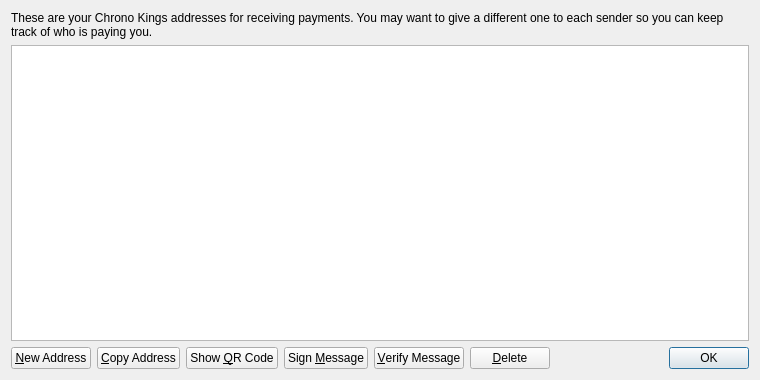
Before: the Qt Designer form src/qt/forms/addressbookpage.ui in chronokings/huntercoin, drawn with Qt 5.
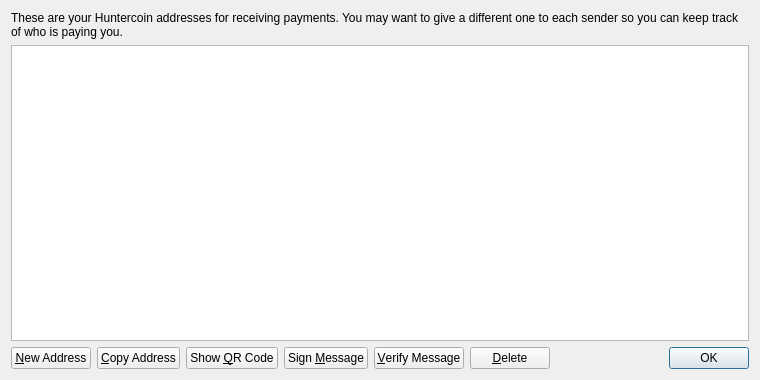
After: the same form once the commit is applied. Icons and pictures are not drawn.

Commit message: Initial commit of Huntercoin. This is BETA version. It works on testnet only (-testnet switch is forced automatically).

```diff
--- a/src/qt/forms/addressbookpage.ui
+++ b/src/qt/forms/addressbookpage.ui
@@ -17,7 +17,7 @@
    <item>
     <widget class="QLabel" name="labelExplanation">
      <property name="text">
-      <string>These are your Chrono Kings addresses for receiving payments. You may want to give a different one to each sender so you can keep track of who is paying you.</string>
+      <string>These are your Huntercoin addresses for receiving payments. You may want to give a different one to each sender so you can keep track of who is paying you.</string>
      </property>
      <property name="textFormat">
       <enum>Qt::PlainText</enum>
```
Left out of the diff: 4 changed lines with no effect on the pictures. The commit also changes 692 other files.
